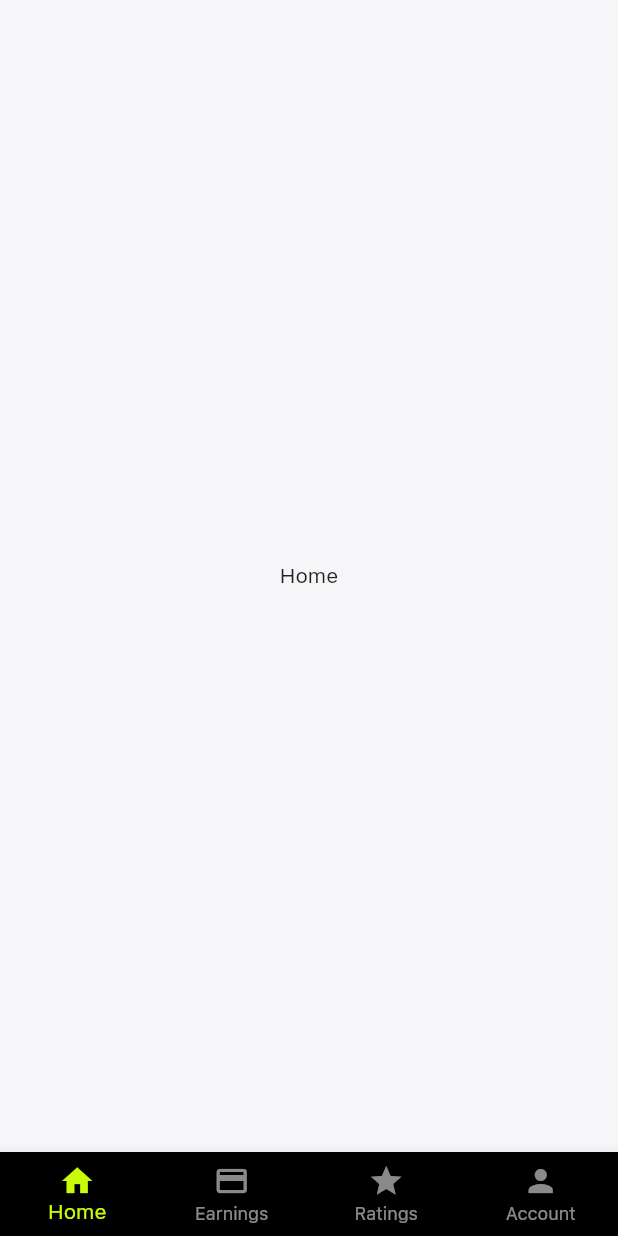
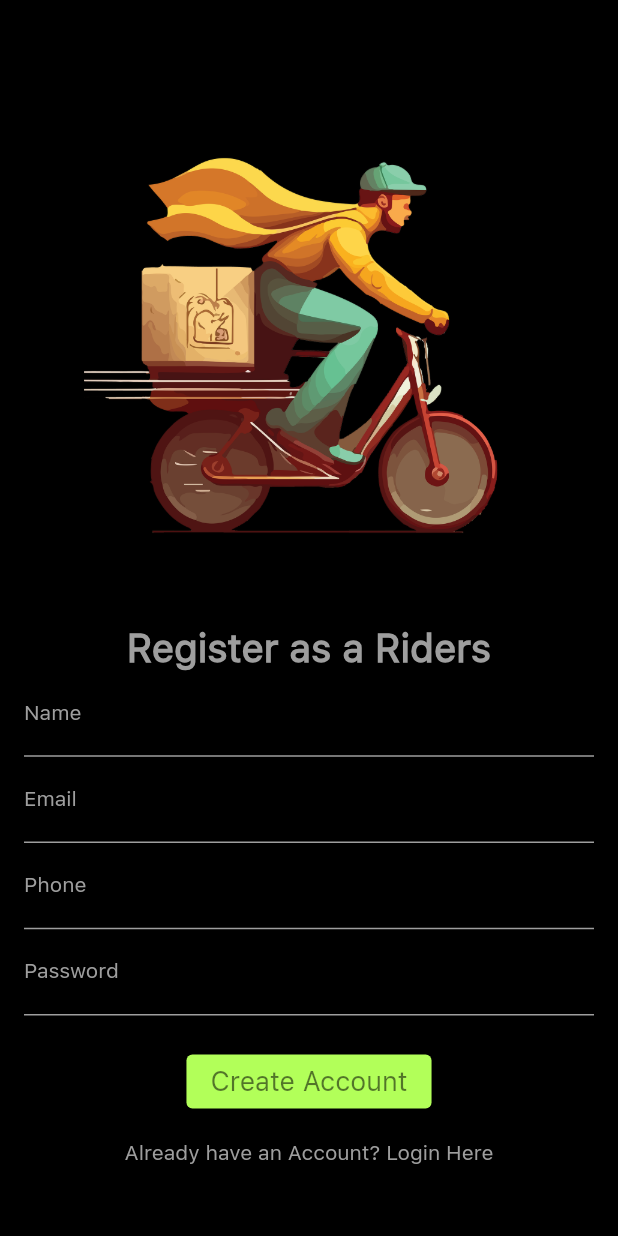
Before and after one commit to MuhammetVural/Uber-Map-Management, a Flutter app: the screen it shows after launch, on a phone screen of 412 x 824 dp. Run offline on Flutter 3.47's test engine with Material 2 defaults, Android fonts, the phone set to English and light mode, and no system bars; our stand-ins replace firebase_auth, firebase_core, firebase_database, fluttertoast, google_maps_flutter, shared_preferences; accounts and stored records are empty.

Commit message:
realtime database ve authentication işlemleri tamamlandı.

```diff
--- /dev/null
+++ b/lib/authentication/sign_up_screen.dart
@@ -0,0 +1,266 @@
+
+import 'package:firebase_auth/firebase_auth.dart';
+import 'package:firebase_database/firebase_database.dart';
+import 'package:flutter/material.dart';
+import 'package:fluttertoast/fluttertoast.dart';
+import 'package:uber_map_management/authentication/signInScreen.dart';
+import 'package:uber_map_management/main_screen.dart';
+import 'package:uber_map_management/widgets/loading_dialog.dart';
+
+import '../global/global.dart';
+
+
+class SignUpScreen extends StatefulWidget
+{
+  @override
+  _SignUpScreenState createState() => _SignUpScreenState();
+}
+
+
+
+class _SignUpScreenState extends State<SignUpScreen>
+{
+  TextEditingController nameTextEditingController = TextEditingController();
+  TextEditingController emailTextEditingController = TextEditingController();
+  TextEditingController phoneTextEditingController = TextEditingController();
+  TextEditingController passwordTextEditingController = TextEditingController();
+
+
+  validateForm()
+  {
+    if(nameTextEditingController.text.length < 3)
+    {
+      Fluttertoast.showToast(msg: "name must be atleast 3 Characters.");
+    }
+    else if(!emailTextEditingController.text.contains("@"))
+    {
+      Fluttertoast.showToast(msg: "Email address is not Valid.");
+    }
+    else if(phoneTextEditingController.text.isEmpty)
+    {
+      Fluttertoast.showToast(msg: "Phone Number is required.");
+    }
+    else if(passwordTextEditingController.text.length < 6)
+    {
+      Fluttertoast.showToast(msg: "Password must be atleast 6 Characters.");
+    }
+    else
+    {
+      saveDriverInfoNow();
+    }
+  }
+
+  saveDriverInfoNow() async
+  {
+    showDialog(
+        context: context,
+        barrierDismissible: false,
+        builder: (BuildContext c)
+        {
+          return LoadingDialog(message: "Processing, Please wait...",);
+        }
+    );
+
+    final User? firebaseUser = (
+        await fAuth.createUserWithEmailAndPassword(
+          email: emailTextEditingController.text.trim(),
+          password: passwordTextEditingController.text.trim(),
+        ).catchError((msg){
+          Navigator.pop(context);
+          Fluttertoast.showToast(msg: "Error: " + msg.toString());
+        })
+    ).user;
+
+    if(firebaseUser != null)
+    {
+      Map driverMap =
+      {
+        "id": firebaseUser.uid,
+        "name": nameTextEditingController.text.trim(),
+        "email": emailTextEditingController.text.trim(),
+        "phone": phoneTextEditingController.text.trim(),
+      };
+
+      DatabaseReference driversRef = FirebaseDatabase.instance.ref().child("drivers");
+      driversRef.child(firebaseUser.uid).set(driverMap);
+
+      currentFirebaseUser = firebaseUser;
+      Fluttertoast.showToast(msg: "Account has been Created.");
+      Navigator.push(context, MaterialPageRoute(builder: (c)=> MainScreen()));
+    }
+    else
+    {
+      Navigator.pop(context);
+      Fluttertoast.showToast(msg: "Account has not been Created.");
+    }
+  }
+
+  @override
+  Widget build(BuildContext context) {
+    return Scaffold(
+      backgroundColor: Colors.black,
+      body: SingleChildScrollView(
+        child: Padding(
+          padding: const EdgeInsets.all(16.0),
+          child: Column(
+            children: [
+
+              const SizedBox(height: 10,),
+
+              Padding(
+                padding: const EdgeInsets.all(40.0),
+                child: Image.asset("assets/images/logo-drivers.png"),
+              ),
+
+              const SizedBox(height: 10,),
+
+              const Text(
+                "Register as a Riders",
+                style: TextStyle(
+                  fontSize: 26,
+                  color: Colors.grey,
+                  fontWeight: FontWeight.bold,
+                ),
+              ),
+
+              TextField(
+                controller: nameTextEditingController,
+                style: const TextStyle(
+                    color: Colors.grey
+                ),
+                decoration: const InputDecoration(
+                  labelText: "Name",
+                  hintText: "Name",
+                  enabledBorder: UnderlineInputBorder(
+                    borderSide: BorderSide(color: Colors.grey),
+                  ),
+                  focusedBorder: UnderlineInputBorder(
+                    borderSide: BorderSide(color: Colors.grey),
+                  ),
+                  hintStyle: TextStyle(
+                    color: Colors.grey,
+                    fontSize: 10,
+                  ),
+                  labelStyle: TextStyle(
+                    color: Colors.grey,
+                    fontSize: 14,
+                  ),
+                ),
+              ),
+
+              TextField(
+                controller: emailTextEditingController,
+                keyboardType: TextInputType.emailAddress,
+                style: const TextStyle(
+                    color: Colors.grey
+                ),
+                decoration: const InputDecoration(
+                  labelText: "Email",
+                  hintText: "Email",
+                  enabledBorder: UnderlineInputBorder(
+                    borderSide: BorderSide(color: Colors.grey),
+                  ),
+                  focusedBorder: UnderlineInputBorder(
+                    borderSide: BorderSide(color: Colors.grey),
+                  ),
+                  hintStyle: TextStyle(
+                    color: Colors.grey,
+                    fontSize: 10,
+                  ),
+                  labelStyle: TextStyle(
+                    color: Colors.grey,
+                    fontSize: 14,
+                  ),
+                ),
+              ),
+
+              TextField(
+                controller: phoneTextEditingController,
+                keyboardType: TextInputType.phone,
+                style: const TextStyle(
+                    color: Colors.grey
+                ),
+                decoration: const InputDecoration(
+                  labelText: "Phone",
+                  hintText: "Phone",
+                  enabledBorder: UnderlineInputBorder(
+                    borderSide: BorderSide(color: Colors.grey),
+                  ),
+                  focusedBorder: UnderlineInputBorder(
+                    borderSide: BorderSide(color: Colors.grey),
+                  ),
+                  hintStyle: TextStyle(
+                    color: Colors.grey,
+                    fontSize: 10,
+                  ),
+                  labelStyle: TextStyle(
+                    color: Colors.grey,
+                    fontSize: 14,
+                  ),
+                ),
+              ),
+
+              TextField(
+                controller: passwordTextEditingController,
+                keyboardType: TextInputType.text,
+                obscureText: true,
+                style: const TextStyle(
+                    color: Colors.grey
+                ),
+                decoration: const InputDecoration(
+                  labelText: "Password",
+                  hintText: "Password",
+                  enabledBorder: UnderlineInputBorder(
+                    borderSide: BorderSide(color: Colors.grey),
+                  ),
+                  focusedBorder: UnderlineInputBorder(
+                    borderSide: BorderSide(color: Colors.grey),
+                  ),
+                  hintStyle: TextStyle(
+                    color: Colors.grey,
+                    fontSize: 10,
+                  ),
+                  labelStyle: TextStyle(
+                    color: Colors.grey,
+                    fontSize: 14,
+                  ),
+                ),
+              ),
+
+              const SizedBox(height: 20,),
+
+              ElevatedButton(
+                onPressed: ()
+                {
+                  validateForm();
+                },
+                style: ElevatedButton.styleFrom(
+                  primary: Colors.lightGreenAccent,
+                ),
+                child: const Text(
+                  "Create Account",
+                  style: TextStyle(
+                    color: Colors.black54,
+                    fontSize: 18,
+                  ),
+                ),
+              ),
+
+              TextButton(
+                child: const Text(
+                  "Already have an Account? Login Here",
+                  style: TextStyle(color: Colors.grey),
+                ),
+                onPressed: ()
+                {
+                  Navigator.push(context, MaterialPageRoute(builder: (c)=> SignInScreen()));
+                },
+              ),
+
+            ],
+          ),
+        ),
+      ),
+    );
+  }
+}
--- a/lib/global/global.dart
+++ b/lib/global/global.dart
@@ -2,4 +2,5 @@ import 'package:firebase_auth/firebase_auth.dart';
 import 'package:shared_preferences/shared_preferences.dart';
 
 SharedPreferences? sharedPreferences;
-FirebaseAuth firebaseUser = FirebaseAuth.instance;
+FirebaseAuth fAuth = FirebaseAuth.instance;
+User? currentFirebaseUser;
--- a/lib/main.dart
+++ b/lib/main.dart
@@ -1,11 +1,17 @@
 import 'package:firebase_core/firebase_core.dart';
 import 'package:flutter/material.dart';
-import 'package:uber_map_management/splashScreen/splashScreen.dart';
+import 'package:uber_map_management/authentication/signInScreen.dart';
+import 'package:uber_map_management/authentication/sign_up_screen.dart';
+
+import 'firebase_options.dart';
+
 
 void main() async  {
   WidgetsFlutterBinding.ensureInitialized();
+  await Firebase.initializeApp(options: DefaultFirebaseOptions.currentPlatform);
 
   runApp(
+
     MyApp(
     child: MaterialApp(
       title: 'Drivers App',
@@ -23,7 +29,7 @@ void main() async  {
         ),
         fontFamily: 'SFProRegular',
       ),
-      home:  MySplashScreen(),
+      home:  SignUpScreen(),
       debugShowCheckedModeBanner: false,
     ),
   ),);
--- a/lib/widgets/loading_dialog.dart
+++ b/lib/widgets/loading_dialog.dart
@@ -1,6 +1,3 @@
-
-
-
 
 import '../widgets/progress_bar.dart';
 import 'package:flutter/material.dart';
--- a/lib/widgets/my_drawer.dart
+++ b/lib/widgets/my_drawer.dart
@@ -120,8 +120,8 @@ class MyDrawer extends StatelessWidget {
                      ),
                      onTap: ()
                      {
-                       firebaseUser.signOut().then((value){
-                         Navigator.push(context, MaterialPageRoute(builder: (c)=> const SignInScreen()));
+                       fAuth.signOut().then((value){
+                         Navigator.push(context, MaterialPageRoute(builder: (c)=>  SignInScreen()));
                        });
                      },
                    ),
```
Also changed, not shown: lib/authentication/signInScreen.dart (+166 -5 lines), lib/firebase_options.dart (added), 7 other files.
